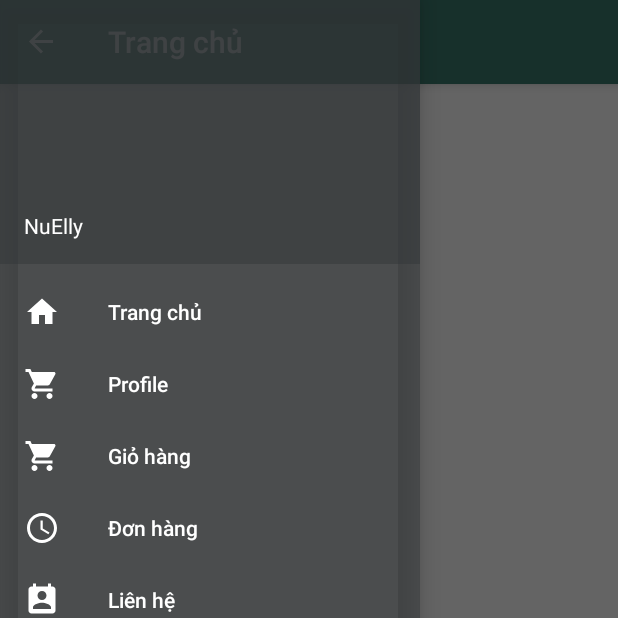
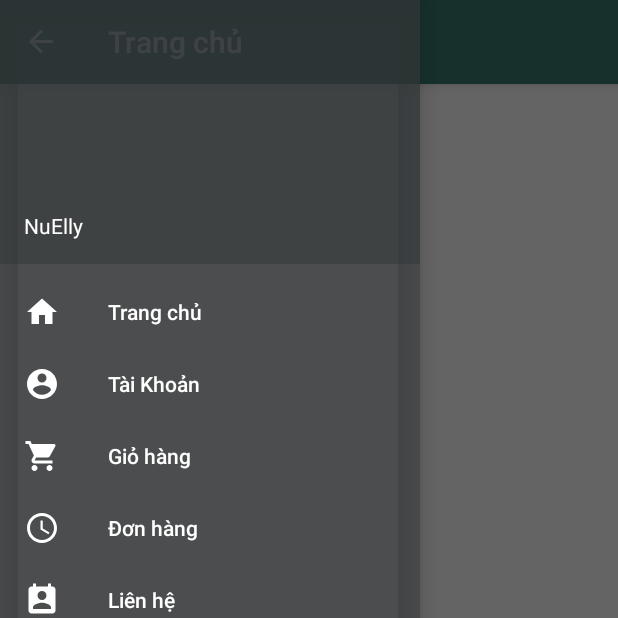
Before and after one commit to kahuustambou/GaoSach, an Android app: the Home screen opened directly, with no data from a screen before it, with the side drawer open, on a phone screen of 412 x 824 dp, the top half of it. Run offline under Robolectric (Android 15) with nearby library versions, the phone set to English and light mode, and no system bars; our stand-ins replace Firebase (no records; nobody signed in at launch, a user with empty details on screens opened directly), Picasso; libraries missing offline, so code that uses them is left out: io.paperdb; 2 statements that could not run were skipped.

Commit message:
Changed English messages to Vietnamese messages

```diff
--- /dev/null
+++ b/app/src/main/res/drawable/ic_account_circle_black_24dp.xml
@@ -0,0 +1,9 @@
+<vector xmlns:android="http://schemas.android.com/apk/res/android"
+        android:width="24dp"
+        android:height="24dp"
+        android:viewportWidth="24.0"
+        android:viewportHeight="24.0">
+    <path
+        android:fillColor="#FF000000"
+        android:pathData="M12,2C6.48,2 2,6.48 2,12s4.48,10 10,10 10,-4.48 10,-10S17.52,2 12,2zM12,5c1.66,0 3,1.34 3,3s-1.34,3 -3,3 -3,-1.34 -3,-3 1.34,-3 3,-3zM12,19.2c-2.5,0 -4.71,-1.28 -6,-3.22 0.03,-1.99 4,-3.08 6,-3.08 1.99,0 5.97,1.09 6,3.08 -1.29,1.94 -3.5,3.22 -6,3.22z"/>
+</vector>
--- a/app/src/main/res/layout/activity_profile.xml
+++ b/app/src/main/res/layout/activity_profile.xml
@@ -39,7 +39,7 @@
             android:background="@drawable/reg_edtext_style"
             android:inputType="textEmailAddress"
             android:padding="18dp"
-            android:text="full name"></com.google.android.material.textfield.TextInputEditText>
+            android:text="Nhập Họ Tên"></com.google.android.material.textfield.TextInputEditText>
     </com.google.android.material.textfield.TextInputLayout>
 
 <!--    <com.google.android.material.textfield.TextInputLayout-->
@@ -81,7 +81,7 @@
             android:background="@drawable/reg_edtext_style"
             android:inputType="textPhonetic"
             android:padding="18dp"
-            android:text="phone number">
+            android:text="Nhập số điện thoại">
 
         </com.google.android.material.textfield.TextInputEditText>
     </com.google.android.material.textfield.TextInputLayout>
@@ -95,7 +95,7 @@
         android:layout_marginTop="20dp"
         android:layout_marginRight="8dp"
         android:background="@drawable/reg_btnsignin"
-        android:text="Save"
+        android:text="Lưu"
         android:textColor="@color/white"></Button>
 
 </RelativeLayout>
--- a/app/src/main/res/menu/activity_home_drawer.xml
+++ b/app/src/main/res/menu/activity_home_drawer.xml
@@ -11,9 +11,9 @@
             android:title="Trang chủ" />
         <item
             android:id="@+id/nav_profile"
-            android:icon="@drawable/ic_shopping_cart_black_24dp"
+            android:icon="@drawable/ic_account_circle_black_24dp"
             android:iconTint="@color/white"
-            android:title="Profile" />
+            android:title="Tài Khoản" />
         <item
             android:id="@+id/nav_cart"
             android:icon="@drawable/ic_shopping_cart_black_24dp"
```
